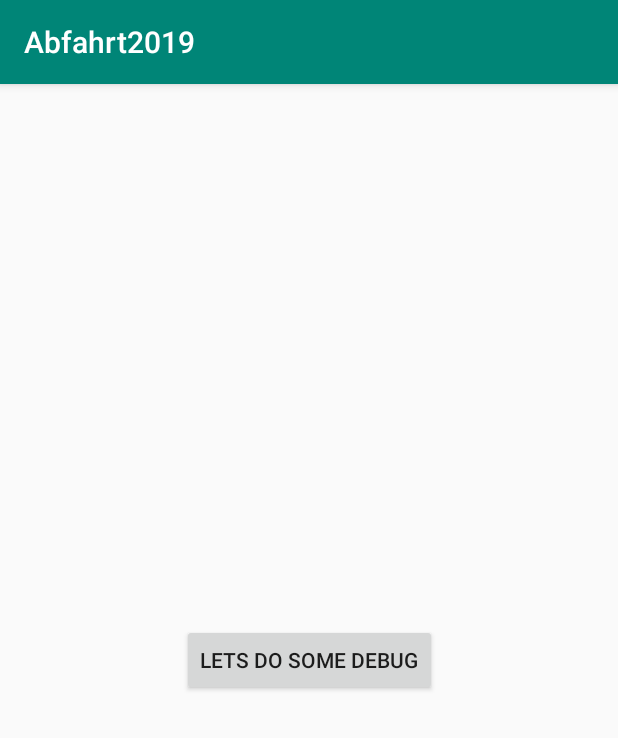
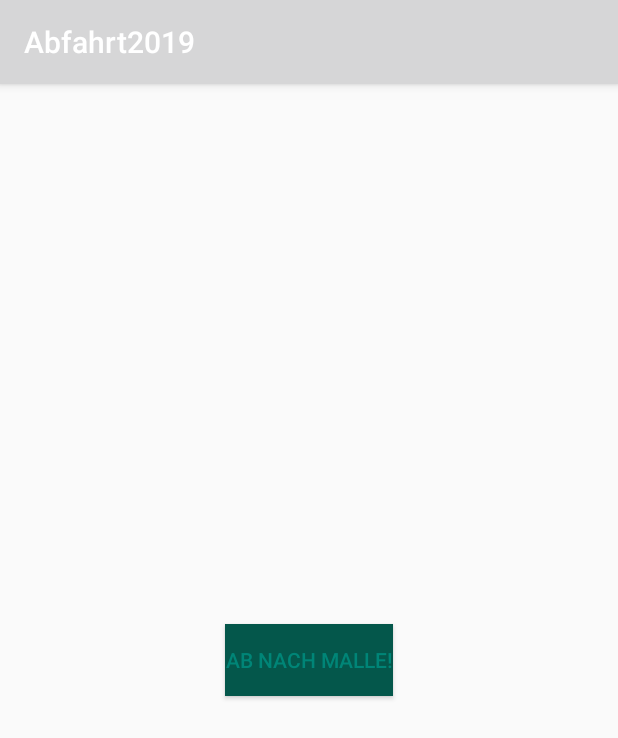
Before and after one commit to Darkdragon853/Abfahrt-Trinkspiel-2019, an Android app: the screen it shows after launch (MainActivity), on a phone screen of 412 x 824 dp. Shown: the top 738 px of the screen. Run offline under Robolectric (Android 15) with nearby library versions, the phone set to English and light mode, and no system bars.

Commit message:
Weitere Kommentare

```diff
--- a/app/src/main/java/Applications/abfahrt2019/MainActivity.java
+++ b/app/src/main/java/Applications/abfahrt2019/MainActivity.java
@@ -28,7 +28,15 @@ public class MainActivity extends AppCompatActivity {
         */
         startButton.setOnClickListener(view ->  {
             Log.d("debug", "Button clicked");
+            Abfahren();
             // Hier kommt der Aufruf unserer Anfangsmethode rein
         });
     }
+
+    private void Abfahren() {
+        // Bereinige zuerst Oberfläcche
+
+
+        // Dann hol alle Slices zusammen in For-Schleifen und fülle HashSets
+    }
 }
--- a/app/src/main/res/layout/activity_main.xml
+++ b/app/src/main/res/layout/activity_main.xml
@@ -16,7 +16,9 @@
         android:layout_marginEnd="8dp"
         android:layout_marginRight="8dp"
         android:layout_marginBottom="8dp"
-        android:text="Lets do some Debug"
+        android:text="@string/startButtonText"
+        android:textColor="@color/startButtonColor"
+        android:background="@color/startButtonBackgroundColor"
         app:layout_constraintBottom_toBottomOf="parent"
         app:layout_constraintEnd_toEndOf="parent"
         app:layout_constraintStart_toStartOf="parent"
--- a/app/src/main/res/values/colors.xml
+++ b/app/src/main/res/values/colors.xml
@@ -1,6 +1,6 @@
 <?xml version="1.0" encoding="utf-8"?>
 <resources>
-    <color name="colorPrimary">#008577</color>
-    <color name="colorPrimaryDark">#00574B</color>
+    <color name="startButtonColor">#008577</color>
+    <color name="startButtonBackgroundColor">#04574B</color>
     <color name="colorAccent">#D81B60</color>
 </resources>
--- a/app/src/main/res/values/strings.xml
+++ b/app/src/main/res/values/strings.xml
@@ -1,3 +1,7 @@
 <resources>
     <string name="app_name">Abfahrt2019</string>
+    <string name="startButtonText">Ab nach Malle!</string>
+    <string name="blab">Abfahrt2019</string>
+    <string name="blfdd">Abfahrt2019</string>
+    <string name="dfsfsdsfd">Abfahrt2019</string>
 </resources>
```
Also changed, not shown: app/src/main/java/Applications/abfahrt2019/Slice.java (added, +15 -0 lines).
